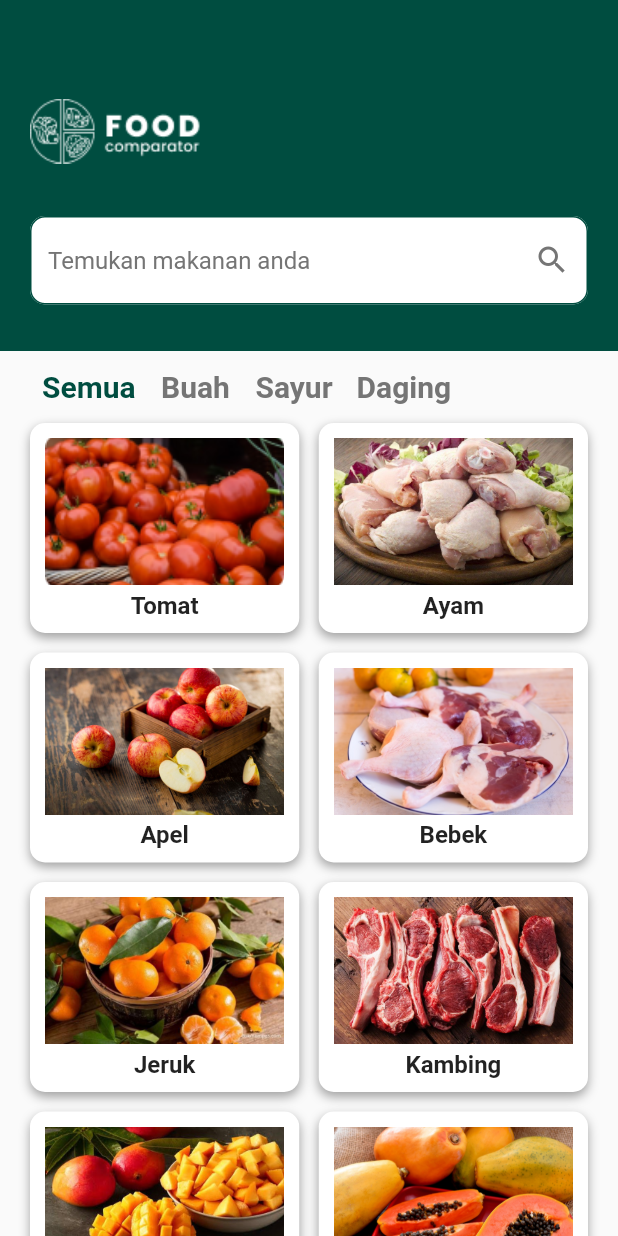
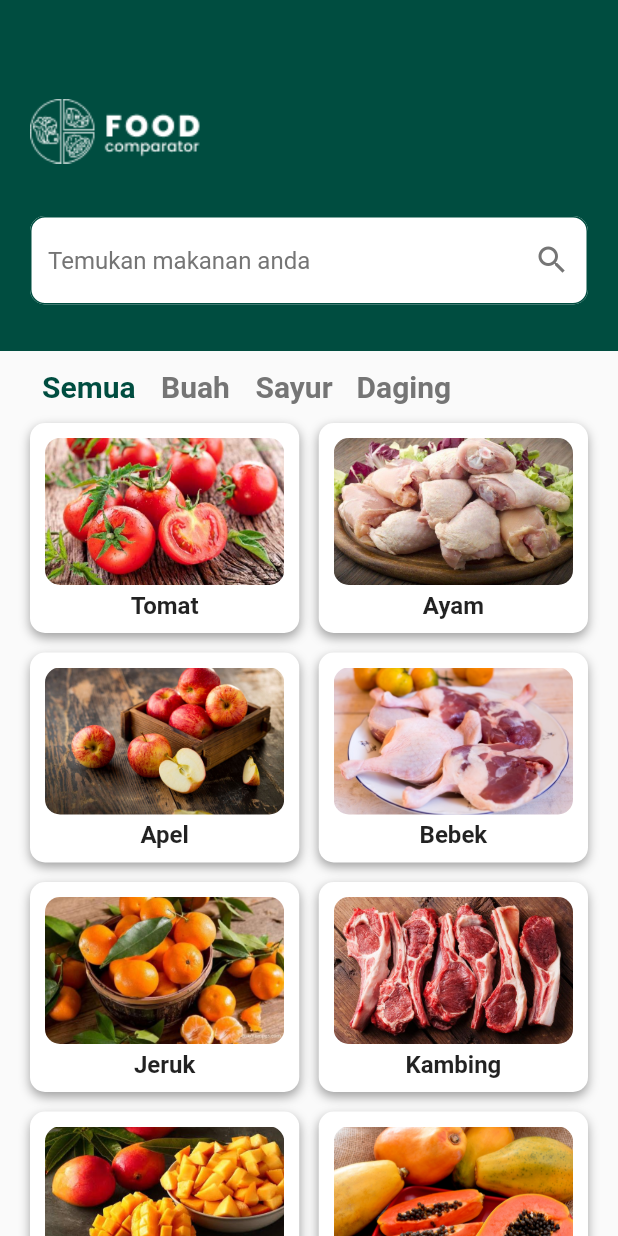
Before and after one commit to dzikrimutawakkil/Food-Comparator, a Flutter app: the screen it shows after launch, on a phone screen of 412 x 824 dp. Run offline on Flutter 3.47's test engine with Material 2 defaults, Android fonts, the light colour scheme and no system bars.

Commit message:
Perubahan border gambar makanan

```diff
--- a/lib/homeScreen/list_item.dart
+++ b/lib/homeScreen/list_item.dart
@@ -21,11 +21,14 @@ class ListItem extends StatelessWidget {
                 color: Color.fromRGBO(160, 160, 160, 0.984))
           ]),
       child: Column(children: [
-        Image.asset(
-          makanan.imageAsset,
-          height: 98,
-          width: double.infinity,
-          fit: BoxFit.cover,
+        ClipRRect(
+          borderRadius: BorderRadius.circular(10),
+          child: Image.asset(
+            makanan.imageAsset,
+            height: 98,
+            width: double.infinity,
+            fit: BoxFit.cover,
+          ),
         ),
         SizedBox(
           height: 4.0,
--- a/lib/models/daftar_makanan.dart
+++ b/lib/models/daftar_makanan.dart
@@ -11,7 +11,7 @@ List<DaftarMakanan> pencarianMakanan = [];
 
 var daftarMakanan = [
   DaftarMakanan(
-      name: 'Tomat', imageAsset: 'assets/images/tomat.png', kategori: 'sayur'),
+      name: 'Tomat', imageAsset: 'assets/images/tomat.jpg', kategori: 'sayur'),
   DaftarMakanan(
       name: 'Ayam', imageAsset: 'assets/images/ayam.jpg', kategori: 'daging'),
   DaftarMakanan(
```
Also changed, not shown: assets/images/tomat.jpg (added), assets/images/tomat.png (deleted).
